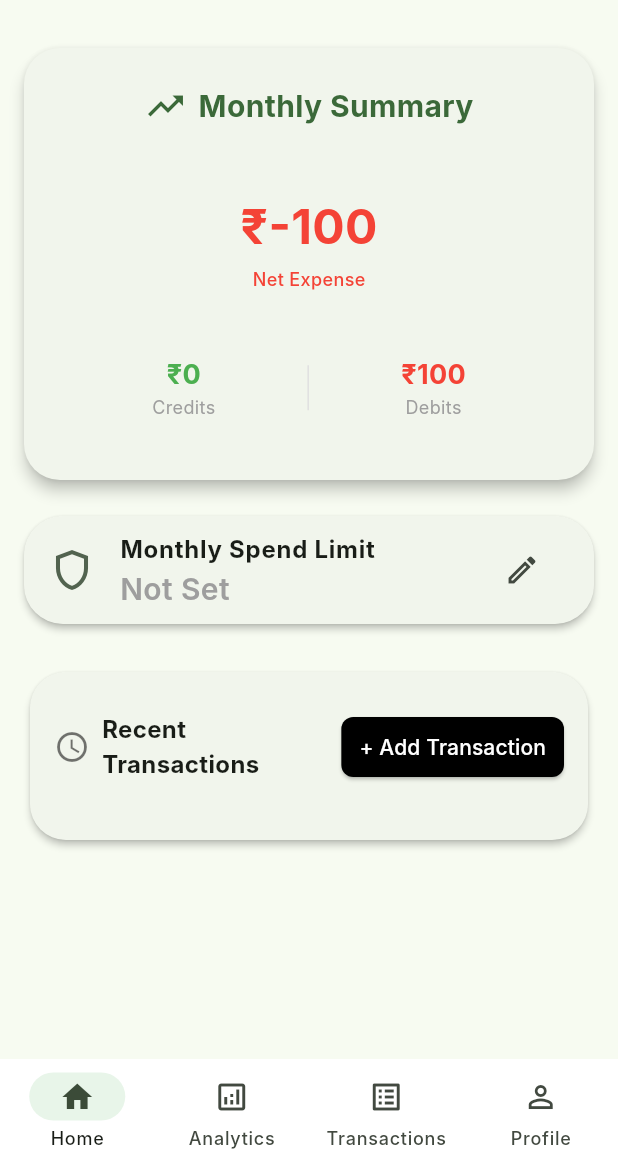
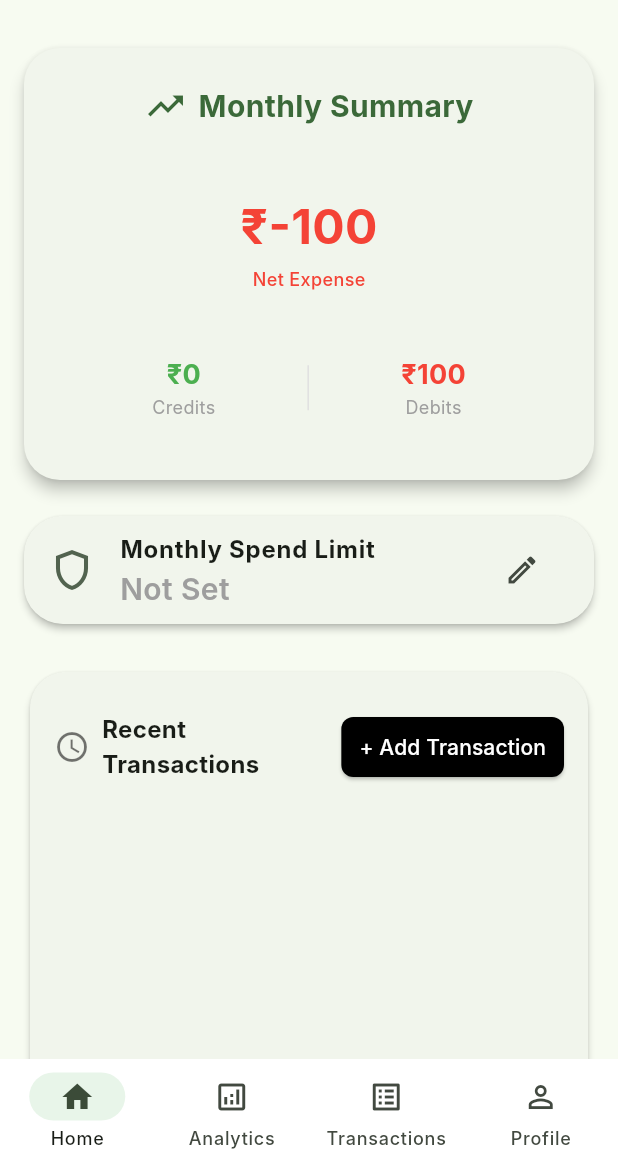
Before and after one commit to ash-kamrip/mtrack, a Flutter app: the screen it shows after launch, on a phone screen of 412 x 824 dp, the part 72-1236 px from its top. Run offline on Flutter 3.47's test engine with Material 3 defaults, Android fonts, the phone set to English and light mode, and no system bars; our stand-ins replace fl_chart, hive, hive_flutter, logger, permission_handler, shared_preferences; missing offline and left inert: flutter_sms_inbox; accounts and stored records are empty; Roboto replaces fonts that are missing (Inter).

Commit message:
few changes introduced

```diff
--- /dev/null
+++ b/devtools_options.yaml
@@ -0,0 +1,3 @@
+description: This file stores settings for Dart & Flutter DevTools.
+documentation: https://docs.flutter.dev/tools/devtools/extensions#configure-extension-enablement-states
+extensions:
--- a/lib/main.dart
+++ b/lib/main.dart
@@ -361,7 +361,11 @@ class _HomeScreenState extends State<HomeScreen> {
       case 1:
         return _buildAnalyticsTab(allTransactions);
       case 2:
-        return AllTransactionsScreen(transactions: allTransactions);
+        return AllTransactionsScreen(
+          transactions: allTransactions,
+          onEditTransaction: _editTransaction,
+          onDeleteTransaction: _deleteTransaction,
+        );
       case 3:
         return const ProfileScreen();
       default:
--- a/lib/widgets/recent_transactions_section.dart
+++ b/lib/widgets/recent_transactions_section.dart
@@ -92,8 +92,16 @@ class RecentTransactionsSection extends StatelessWidget {
               ],
             ),
             SizedBox(height: 12),
-            ...sortedKeys.map(
-              (dateStr) => Column(
+            SizedBox(
+              height: 350, // Adjust as needed or make dynamic
+              child: ListView.builder(
+                shrinkWrap: true,
+                physics: const NeverScrollableScrollPhysics(),
+                itemCount: sortedKeys.length,
+                itemBuilder: (context, index) {
+                  final dateStr = sortedKeys[index];
+                  final txList = grouped[dateStr]!;
+                  return Column(
                     crossAxisAlignment: CrossAxisAlignment.start,
                     children: [
                       Padding(
@@ -107,7 +115,7 @@ class RecentTransactionsSection extends StatelessWidget {
                           ),
                         ),
                       ),
-                  ...grouped[dateStr]!.map(
+                      ...txList.map(
                         (tx) => TransactionItem(
                           isIncome: tx.type == 'Credit',
                           title: tx.description,
@@ -139,6 +147,8 @@ class RecentTransactionsSection extends StatelessWidget {
                         ),
                       ),
                     ],
+                  );
+                },
               ),
             ),
           ],
--- a/pubspec.yaml
+++ b/pubspec.yaml
@@ -2,7 +2,7 @@ name: mtrack
 description: "A new Flutter project."
 # The following line prevents the package from being accidentally published to
 # pub.dev using `flutter pub publish`. This is preferred for private packages.
-publish_to: 'none' # Remove this line if you wish to publish to pub.dev
+publish_to: "none" # Remove this line if you wish to publish to pub.dev
 
 # The following defines the version and build number for your application.
 # A version number is three numbers separated by dots, like 1.2.43
@@ -41,6 +41,7 @@ dependencies:
   logger: ^2.5.0
   hive: ^2.2.3
   hive_flutter: ^1.1.0
+  shared_preferences: ^2.5.3
 
 dev_dependencies:
   flutter_test:
@@ -60,7 +61,6 @@ dev_dependencies:
 
 # The following section is specific to Flutter packages.
 flutter:
-
   # The following line ensures that the Material Icons font is
   # included with your application, so that you can use the icons in
   # the material Icons class.
```
Also changed, not shown: lib/screen/all_transactions_screen.dart (+37 -9 lines), lib/services/settings_service.dart (+13 -0 lines), lib/services/sms_transaction_service.dart (+25 -4 lines), pubspec.lock, 1 other file. Lines whose indentation alone changed are shown as unchanged.
